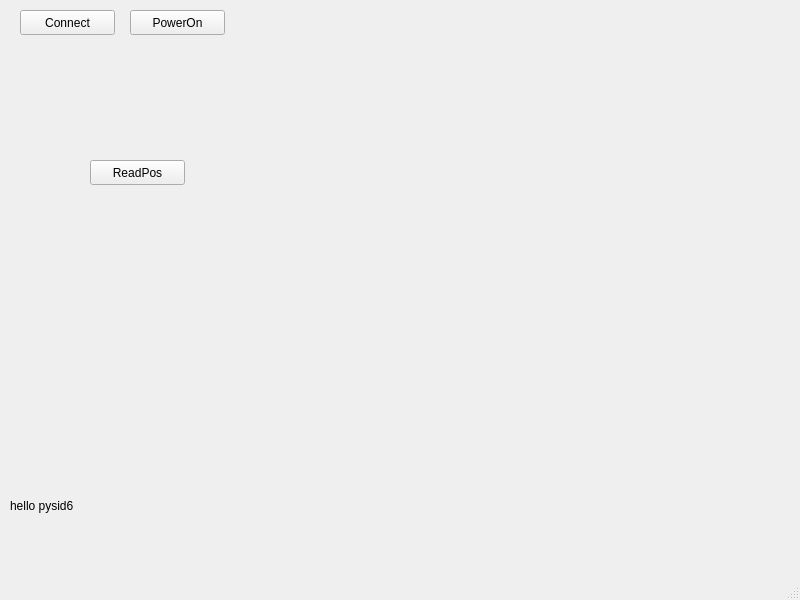
First picture: the form in src/ui/main_window.ui, repository FAN0909/master-slave-tracking-control, before the edit.
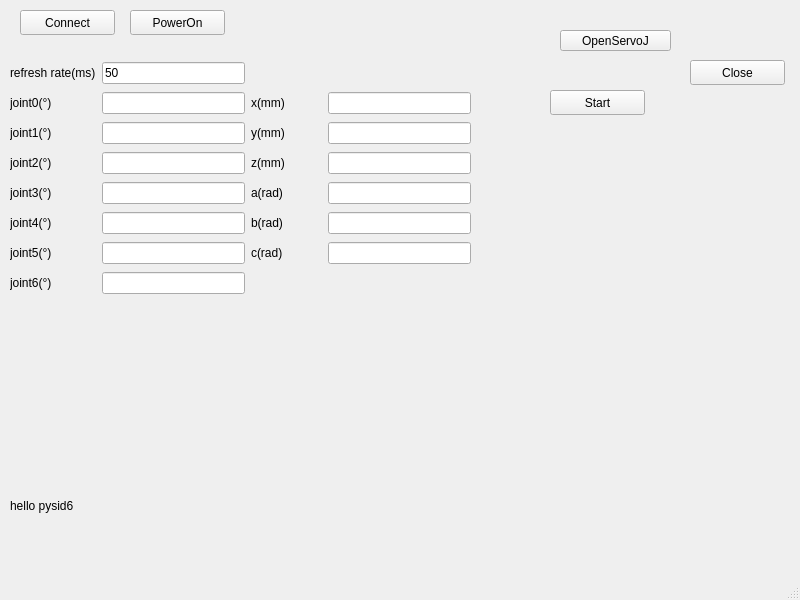
Second picture: the form after the edit.

Commit message: implement servoj

```diff
--- a/src/ui/main_window.ui
+++ b/src/ui/main_window.ui
@@ -53,17 +53,199 @@
      <string>PowerOn</string>
     </property>
    </widget>
-   <widget class="QPushButton" name="pushButton_read_pos">
+   <widget class="QWidget" name="gridLayoutWidget">
     <property name="geometry">
      <rect>
-      <x>90</x>
-      <y>160</y>
+      <x>10</x>
+      <y>60</y>
+      <width>461</width>
+      <height>244</height>
+     </rect>
+    </property>
+    <layout class="QGridLayout" name="gridLayout" columnstretch="1,2,1,2">
+     <item row="0" column="1">
+      <widget class="QLineEdit" name="lineEdit_read_pos_rate">
+       <property name="text">
+        <string>50</string>
+       </property>
+      </widget>
+     </item>
+     <item row="6" column="0">
+      <widget class="QLabel" name="label_7">
+       <property name="text">
+        <string>joint5(°)</string>
+       </property>
+      </widget>
+     </item>
+     <item row="5" column="2">
+      <widget class="QLabel" name="label_14">
+       <property name="text">
+        <string>b(rad)</string>
+       </property>
+      </widget>
+     </item>
+     <item row="5" column="1">
+      <widget class="QLineEdit" name="lineEdit_master_joint4"/>
+     </item>
+     <item row="7" column="0">
+      <widget class="QLabel" name="label_9">
+       <property name="text">
+        <string>joint6(°)</string>
+       </property>
+      </widget>
+     </item>
+     <item row="1" column="1">
+      <widget class="QLineEdit" name="lineEdit_master_joint0"/>
+     </item>
+     <item row="3" column="0">
+      <widget class="QLabel" name="label_4">
+       <property name="text">
+        <string>joint2(°)</string>
+       </property>
+      </widget>
+     </item>
+     <item row="1" column="0">
+      <widget class="QLabel" name="label_2">
+       <property name="text">
+        <string>joint0(°)</string>
+       </property>
+      </widget>
+     </item>
+     <item row="5" column="0">
+      <widget class="QLabel" name="label_6">
+       <property name="text">
+        <string>joint4(°)</string>
+       </property>
+      </widget>
+     </item>
+     <item row="3" column="1">
+      <widget class="QLineEdit" name="lineEdit_master_joint2"/>
+     </item>
+     <item row="4" column="0">
+      <widget class="QLabel" name="label_5">
+       <property name="text">
+        <string>joint3(°)</string>
+       </property>
+      </widget>
+     </item>
+     <item row="6" column="2">
+      <widget class="QLabel" name="label_15">
+       <property name="text">
+        <string>c(rad)</string>
+       </property>
+      </widget>
+     </item>
+     <item row="2" column="1">
+      <widget class="QLineEdit" name="lineEdit_master_joint1"/>
+     </item>
+     <item row="1" column="2">
+      <widget class="QLabel" name="label_10">
+       <property name="text">
+        <string>x(mm)</string>
+       </property>
+      </widget>
+     </item>
+     <item row="7" column="1">
+      <widget class="QLineEdit" name="lineEdit_master_joint6"/>
+     </item>
+     <item row="6" column="1">
+      <widget class="QLineEdit" name="lineEdit_master_joint5"/>
+     </item>
+     <item row="2" column="2">
+      <widget class="QLabel" name="label_11">
+       <property name="text">
+        <string>y(mm)</string>
+       </property>
+      </widget>
+     </item>
+     <item row="2" column="0">
+      <widget class="QLabel" name="label_3">
+       <property name="text">
+        <string>joint1(°)</string>
+       </property>
+      </widget>
+     </item>
+     <item row="3" column="2">
+      <widget class="QLabel" name="label_12">
+       <property name="text">
+        <string>z(mm)</string>
+       </property>
+      </widget>
+     </item>
+     <item row="4" column="1">
+      <widget class="QLineEdit" name="lineEdit_master_joint3"/>
+     </item>
+     <item row="4" column="2">
+      <widget class="QLabel" name="label_13">
+       <property name="text">
+        <string>a(rad)</string>
+       </property>
+      </widget>
+     </item>
+     <item row="0" column="0">
+      <widget class="QLabel" name="label_8">
+       <property name="text">
+        <string>refresh rate(ms)</string>
+       </property>
+      </widget>
+     </item>
+     <item row="1" column="3">
+      <widget class="QLineEdit" name="lineEdit_master_x"/>
+     </item>
+     <item row="2" column="3">
+      <widget class="QLineEdit" name="lineEdit_master_y"/>
+     </item>
+     <item row="3" column="3">
+      <widget class="QLineEdit" name="lineEdit_master_z"/>
+     </item>
+     <item row="4" column="3">
+      <widget class="QLineEdit" name="lineEdit_master_a"/>
+     </item>
+     <item row="5" column="3">
+      <widget class="QLineEdit" name="lineEdit_master_b"/>
+     </item>
+     <item row="6" column="3">
+      <widget class="QLineEdit" name="lineEdit_master_c"/>
+     </item>
+    </layout>
+   </widget>
+   <widget class="QPushButton" name="pushButton_openServoj">
+    <property name="geometry">
+     <rect>
+      <x>560</x>
+      <y>30</y>
+      <width>111</width>
+      <height>21</height>
+     </rect>
+    </property>
+    <property name="text">
+     <string>OpenServoJ</string>
+    </property>
+   </widget>
+   <widget class="QPushButton" name="pushButton_Start">
+    <property name="geometry">
+     <rect>
+      <x>550</x>
+      <y>90</y>
       <width>95</width>
       <height>25</height>
      </rect>
     </property>
     <property name="text">
-     <string>ReadPos</string>
+     <string>Start</string>
+    </property>
+   </widget>
+   <widget class="QPushButton" name="pushButton_closeServoj">
+    <property name="geometry">
+     <rect>
+      <x>690</x>
+      <y>60</y>
+      <width>95</width>
+      <height>25</height>
+     </rect>
+    </property>
+    <property name="text">
+     <string>Close</string>
     </property>
    </widget>
   </widget>
```
The commit also changes 6 other files.
